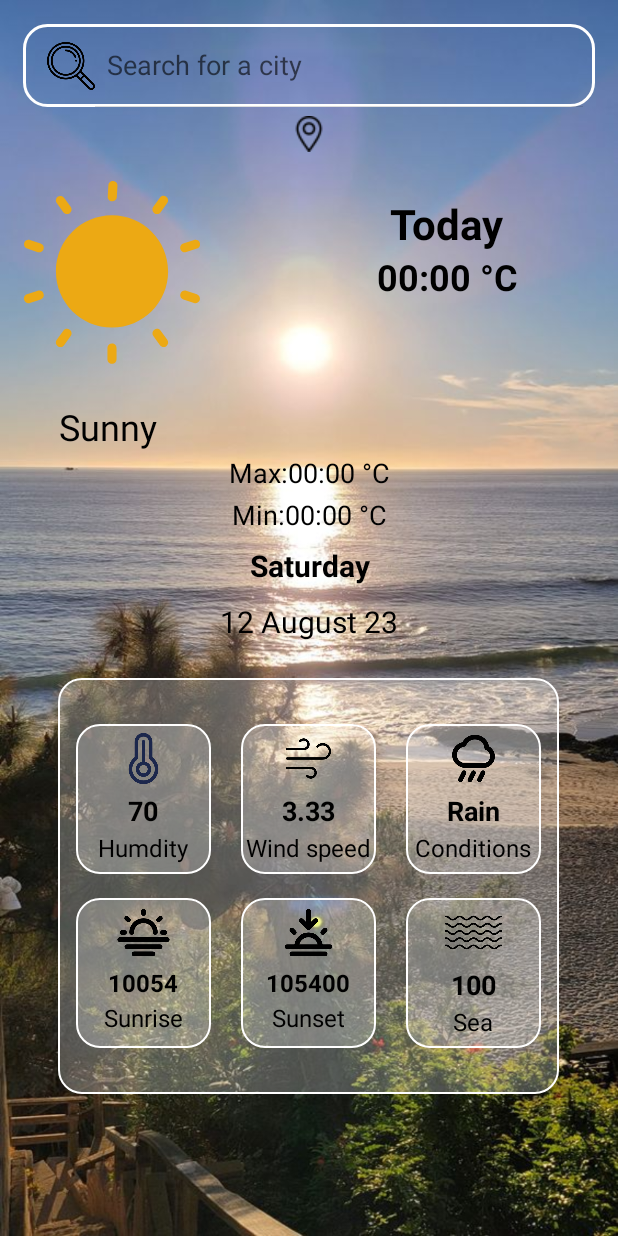
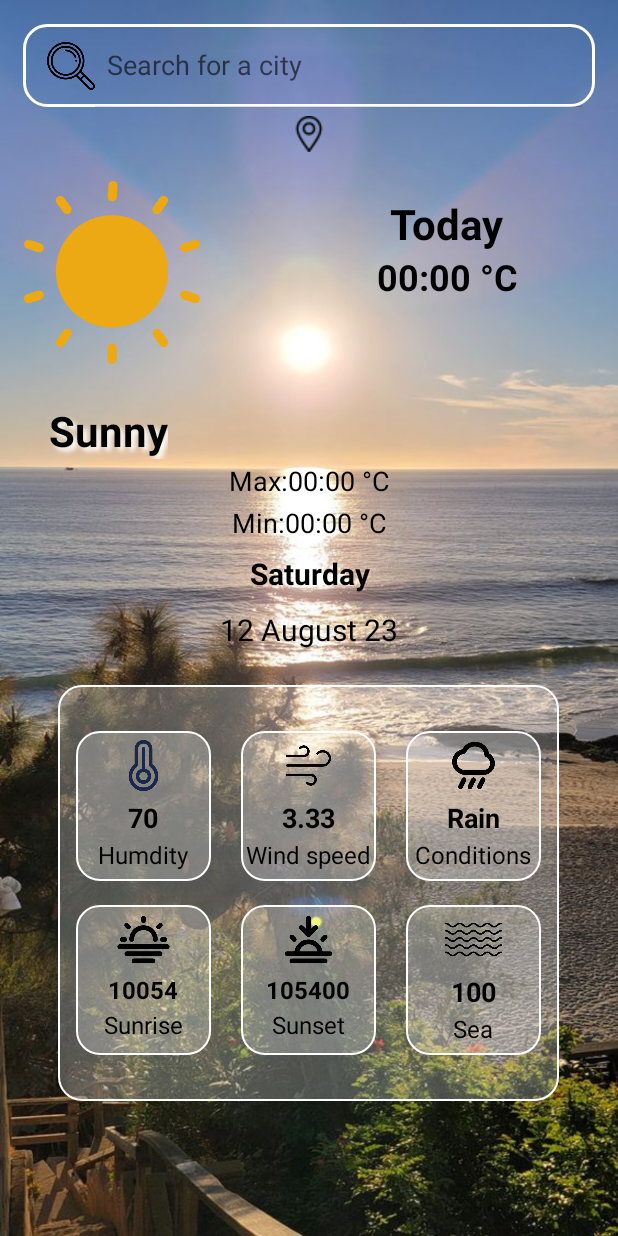
Before and after one commit to Pt1234567/WeatherWise, an Android app: the screen it shows after launch (WeatherScree), on a phone screen of 412 x 824 dp. Run offline under Robolectric (Android 15) with nearby library versions, the phone set to English and light mode, and no system bars.

Commit message:
WeatherApp

```diff
--- a/app/src/main/java/com/example/weatherapp2/WeatherScree.java
+++ b/app/src/main/java/com/example/weatherapp2/WeatherScree.java
@@ -1,25 +1,19 @@
 package com.example.weatherapp2;
 
-import android.annotation.SuppressLint;
-import android.os.Build;
+import android.content.Context;
 import android.os.Bundle;
 import android.util.Log;
-import android.widget.EditText;
+import android.view.inputmethod.InputMethodManager;
 import android.widget.SearchView;
 import android.widget.TextView;
 
-import androidx.annotation.NonNull;
 import androidx.appcompat.app.AppCompatActivity;
 import androidx.constraintlayout.widget.ConstraintLayout;
 
 import com.airbnb.lottie.LottieAnimationView;
-import com.example.weatherapp2.Model.Weather;
 import com.example.weatherapp2.Model.WeatherResponse;
 
 import java.text.SimpleDateFormat;
-import java.time.LocalDate;
-import java.time.LocalTime;
-import java.util.Calendar;
 import java.util.Date;
 import java.util.Locale;
 
@@ -31,7 +25,7 @@ import retrofit2.converter.gson.GsonConverterFactory;
 
 public class WeatherScree extends AppCompatActivity {
     TextView temp, maxTemp, minTemp, condition, day, date, wind, rain, humidity, sunrise, sunset, sea, location;
-
+    SearchView searchView;
 
     @Override
     protected void onCreate(Bundle savedInstanceState) {
@@ -59,7 +53,7 @@ public class WeatherScree extends AppCompatActivity {
     }
 
     private void SearchCity() {
-        SearchView searchView=findViewById(R.id.search);
+         searchView=findViewById(R.id.search);
 
 
 
@@ -68,9 +62,13 @@ public class WeatherScree extends AppCompatActivity {
             public boolean onQueryTextSubmit(String query) {
               if(query!=null){
                   getWeatherForecast(query);
+                  closeKeyboard();
+                  searchView.clearFocus();
               }
               return true;
             }
+
+
 
             @Override
             public boolean onQueryTextChange(String newText) {
@@ -207,5 +205,11 @@ public class WeatherScree extends AppCompatActivity {
         }
     }
 
+    private void closeKeyboard(){
+        InputMethodManager inputMethodManager= (InputMethodManager) getSystemService(Context.INPUT_METHOD_SERVICE);
+
+        inputMethodManager.hideSoftInputFromWindow(searchView.getWindowToken(),0);
+    }
+
 
 }
--- a/app/src/main/res/layout/activity_main.xml
+++ b/app/src/main/res/layout/activity_main.xml
@@ -5,5 +5,6 @@
     android:layout_width="match_parent"
     android:layout_height="match_parent"
     tools:context=".MainActivity"
-    android:background="@drawable/splash">
+    android:background="@drawable/splash"
+    >
 </androidx.constraintlayout.widget.ConstraintLayout>
--- a/app/src/main/res/layout/activity_weather_scree.xml
+++ b/app/src/main/res/layout/activity_weather_scree.xml
@@ -88,7 +88,12 @@
         android:text="Sunny"
         android:visibility="visible"
         android:textColor="@color/black"
-        android:textSize="24dp"
+        android:textSize="28dp"
+        android:textStyle="bold"
+        android:shadowColor="@color/white"
+        android:shadowDx="4"
+        android:shadowDy="4"
+        android:shadowRadius="4"
         app:layout_constraintEnd_toEndOf="@+id/lottie"
         app:layout_constraintHorizontal_bias="0.469"
         app:layout_constraintStart_toStartOf="@+id/lottie"
```
